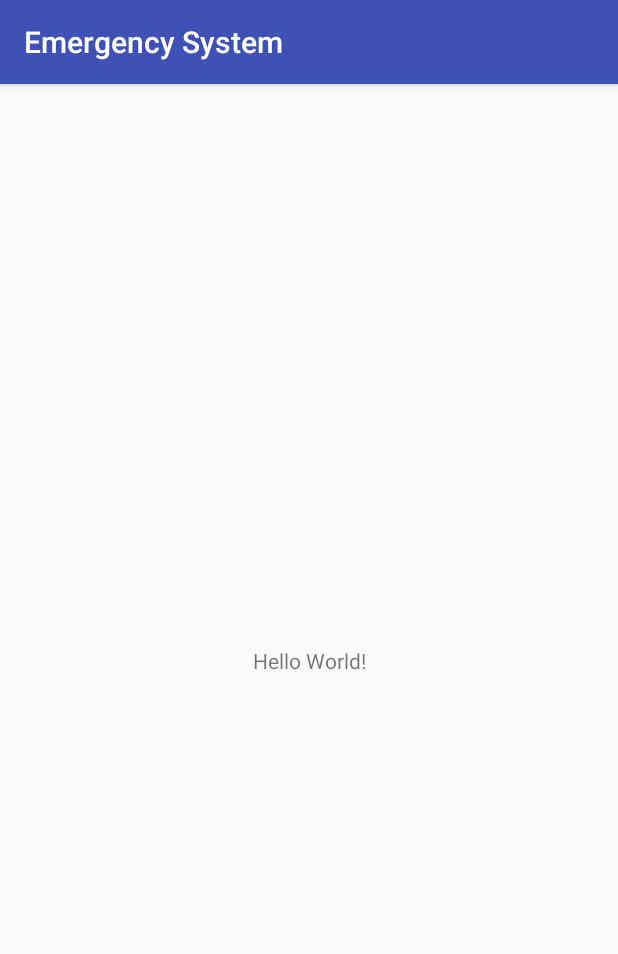
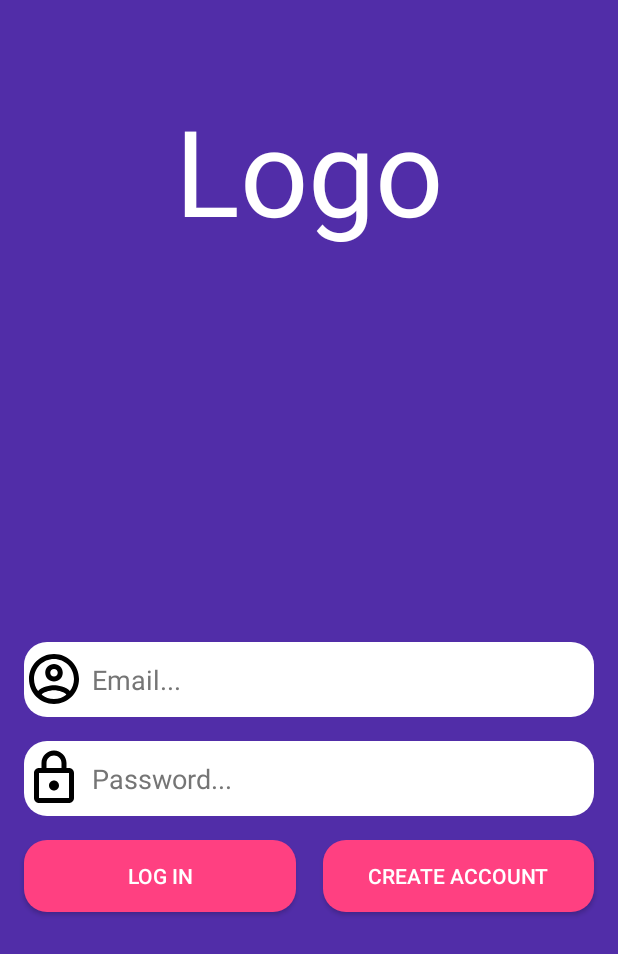
Before and after one commit to Loptt/pec-emergency-system, an Android app: the screen it shows after launch (LoginActivity), on a phone screen of 412 x 824 dp. Shown: the top 954 px of the screen. Run offline under Robolectric (Android 15) with nearby library versions, the phone set to English and light mode, and no system bars.

Commit message:
App Update

```diff
--- /dev/null
+++ b/App/EmergencySystem/app/src/main/res/drawable/ic_outline_account_circle_24px.xml
@@ -0,0 +1,12 @@
+<vector xmlns:android="http://schemas.android.com/apk/res/android"
+    android:width="40dp"
+    android:height="40dp"
+    android:viewportWidth="24"
+    android:viewportHeight="24">
+  <path
+      android:fillColor="#FF000000"
+      android:pathData="M12,2C6.48,2 2,6.48 2,12c0,5.52 4.48,10 10,10c5.52,0 10,-4.48 10,-10C22,6.48 17.52,2 12,2zM7.07,18.28c0.43,-0.9 3.05,-1.78 4.93,-1.78s4.51,0.88 4.93,1.78C15.57,19.36 13.86,20 12,20S8.43,19.36 7.07,18.28zM18.36,16.83c-1.43,-1.74 -4.9,-2.33 -6.36,-2.33s-4.93,0.59 -6.36,2.33C4.62,15.49 4,13.82 4,12c0,-4.41 3.59,-8 8,-8c4.41,0 8,3.59 8,8C20,13.82 19.38,15.49 18.36,16.83z"/>
+  <path
+      android:fillColor="#FF000000"
+      android:pathData="M12,6c-1.94,0 -3.5,1.56 -3.5,3.5S10.06,13 12,13c1.94,0 3.5,-1.56 3.5,-3.5S13.94,6 12,6zM12,11c-0.83,0 -1.5,-0.67 -1.5,-1.5C10.5,8.67 11.17,8 12,8c0.83,0 1.5,0.67 1.5,1.5C13.5,10.33 12.83,11 12,11z"/>
+</vector>
--- /dev/null
+++ b/App/EmergencySystem/app/src/main/res/drawable/ic_outline_lock_24px.xml
@@ -0,0 +1,4 @@
+<vector android:height="40dp" android:viewportHeight="24"
+    android:viewportWidth="24" android:width="40dp" xmlns:android="http://schemas.android.com/apk/res/android">
+    <path android:fillColor="#FF000000" android:pathData="M18,8h-1V6c0,-2.76 -2.24,-5 -5,-5S7,3.24 7,6v2H6c-1.1,0 -2,0.9 -2,2v10c0,1.1 0.9,2 2,2h12c1.1,0 2,-0.9 2,-2V10C20,8.9 19.1,8 18,8zM9,6c0,-1.66 1.34,-3 3,-3s3,1.34 3,3v2H9V6zM18,20H6V10h12V20zM12,17c1.1,0 2,-0.9 2,-2c0,-1.1 -0.9,-2 -2,-2c-1.1,0 -2,0.9 -2,2C10,16.1 10.9,17 12,17z"/>
+</vector>
--- /dev/null
+++ b/App/EmergencySystem/app/src/main/res/drawable/rounded_button.xml
@@ -0,0 +1,10 @@
+<?xml version="1.0" encoding="utf-8"?>
+<shape xmlns:android="http://schemas.android.com/apk/res/android"
+    android:shape="rectangle" android:padding="10dp">
+    <solid android:color="@color/colorAccent"/>
+    <corners
+        android:bottomLeftRadius="15dp"
+        android:bottomRightRadius="15dp"
+        android:topLeftRadius="15dp"
+        android:topRightRadius="15dp"/>
+</shape>
--- /dev/null
+++ b/App/EmergencySystem/app/src/main/res/drawable/rounded_edit_text.xml
@@ -0,0 +1,10 @@
+<?xml version="1.0" encoding="utf-8"?>
+<shape xmlns:android="http://schemas.android.com/apk/res/android"
+    android:shape="rectangle" android:padding="10dp">
+    <solid android:color="@color/colorTextIcons" />
+    <corners
+        android:bottomRightRadius="15dp"
+        android:bottomLeftRadius="15dp"
+        android:topLeftRadius="15dp"
+        android:topRightRadius="15dp"/>
+</shape>
--- a/App/EmergencySystem/app/src/main/res/layout/activity_login.xml
+++ b/App/EmergencySystem/app/src/main/res/layout/activity_login.xml
@@ -4,15 +4,103 @@
     xmlns:tools="http://schemas.android.com/tools"
     android:layout_width="match_parent"
     android:layout_height="match_parent"
+    android:background="@color/colorPrimaryDark"
     tools:context=".LoginActivity">
 
     <TextView
+        android:id="@+id/Logo_Text"
         android:layout_width="wrap_content"
         android:layout_height="wrap_content"
-        android:text="Hello World!"
-        app:layout_constraintBottom_toBottomOf="parent"
-        app:layout_constraintLeft_toLeftOf="parent"
-        app:layout_constraintRight_toRightOf="parent"
+        android:layout_marginEnd="8dp"
+        android:layout_marginLeft="8dp"
+        android:layout_marginRight="8dp"
+        android:layout_marginStart="8dp"
+        android:layout_marginTop="60dp"
+        android:text="@string/Logo_Text"
+        android:textColor="@color/colorTextIcons"
+        android:textSize="80dp"
+        app:layout_constraintEnd_toEndOf="parent"
+        app:layout_constraintStart_toStartOf="parent"
         app:layout_constraintTop_toTopOf="parent" />
 
+    <EditText
+        android:id="@+id/passwordField"
+        android:layout_width="0dp"
+        android:layout_height="50dp"
+        android:layout_marginEnd="16dp"
+        android:layout_marginLeft="16dp"
+        android:layout_marginRight="16dp"
+        android:layout_marginStart="16dp"
+        android:layout_marginTop="16dp"
+        android:background="@drawable/rounded_edit_text"
+        android:drawableLeft="@drawable/ic_outline_lock_24px"
+        android:drawablePadding="5dp"
+        android:drawableStart="@drawable/ic_outline_lock_24px"
+        android:inputType="textPassword"
+        android:hint="@string/password_hint"
+        android:textColorHint="@color/colorSecondaryText"
+        app:layout_constraintEnd_toEndOf="parent"
+        app:layout_constraintHorizontal_bias="0.502"
+        app:layout_constraintStart_toStartOf="parent"
+        app:layout_constraintTop_toBottomOf="@+id/emailField" />
+
+    <Button
+        android:id="@+id/LogIn_Button"
+        android:layout_width="0dp"
+        android:layout_height="wrap_content"
+        android:layout_marginEnd="8dp"
+        android:layout_marginLeft="16dp"
+        android:layout_marginRight="8dp"
+        android:layout_marginStart="16dp"
+        android:layout_marginTop="16dp"
+        android:text="@string/loginb_text"
+        android:textColor="@color/colorTextIcons"
+        android:background="@drawable/rounded_button"
+        app:layout_constraintEnd_toStartOf="@+id/SignUp_Button"
+        app:layout_constraintStart_toStartOf="parent"
+        app:layout_constraintTop_toBottomOf="@+id/passwordField" />
+
+    <Button
+        android:id="@+id/SignUp_Button"
+        android:layout_width="0dp"
+        android:layout_height="wrap_content"
+        android:layout_marginEnd="16dp"
+        android:layout_marginLeft="10dp"
+        android:layout_marginRight="16dp"
+        android:layout_marginStart="10dp"
+        android:text="@string/signupb_text"
+        android:textColor="@color/colorTextIcons"
+        android:background="@drawable/rounded_button"
+        app:layout_constraintBaseline_toBaselineOf="@+id/LogIn_Button"
+        app:layout_constraintEnd_toEndOf="parent"
+        app:layout_constraintStart_toEndOf="@+id/LogIn_Button" />
+
+    <EditText
+        android:id="@+id/emailField"
+        android:layout_width="0dp"
+        android:layout_height="50dp"
+        android:layout_marginEnd="16dp"
+        android:layout_marginLeft="16dp"
+        android:layout_marginRight="16dp"
+        android:layout_marginStart="16dp"
+        android:layout_marginTop="16dp"
+        android:background="@drawable/rounded_edit_text"
+        android:drawableLeft="@drawable/ic_outline_account_circle_24px"
+        android:drawablePadding="5dp"
+        android:drawableStart="@drawable/ic_outline_account_circle_24px"
+        android:inputType="textEmailAddress"
+        android:hint="@string/email_hint"
+        android:textColorHint="@color/colorSecondaryText"
+        app:layout_constraintEnd_toEndOf="parent"
+        app:layout_constraintHorizontal_bias="0.0"
+        app:layout_constraintStart_toStartOf="parent"
+        app:layout_constraintTop_toTopOf="@+id/guideline2" />
+
+    <android.support.constraint.Guideline
+        android:id="@+id/guideline2"
+        android:layout_width="wrap_content"
+        android:layout_height="wrap_content"
+        android:orientation="horizontal"
+        app:layout_constraintGuide_percent="0.50" />
+
 </android.support.constraint.ConstraintLayout>
--- a/App/EmergencySystem/app/src/main/res/values/colors.xml
+++ b/App/EmergencySystem/app/src/main/res/values/colors.xml
@@ -1,6 +1,11 @@
 <?xml version="1.0" encoding="utf-8"?>
 <resources>
-    <color name="colorPrimary">#3F51B5</color>
-    <color name="colorPrimaryDark">#303F9F</color>
+    <color name="colorPrimary">#673AB7</color>
+    <color name="colorPrimaryDark">#512DA8</color>
+    <color name="colorPrimaryLight">#D1C4E9</color>
+    <color name="colorTextIcons">#FFFFFF</color>
     <color name="colorAccent">#FF4081</color>
+    <color name="colorPrimaryText">#212121</color>
+    <color name="colorSecondaryText">#757575</color>
+    <color name="colorDivider">#BDBDBD</color>
 </resources>
--- a/App/EmergencySystem/app/src/main/res/values/strings.xml
+++ b/App/EmergencySystem/app/src/main/res/values/strings.xml
@@ -1,3 +1,9 @@
 <resources>
     <string name="app_name">Emergency System</string>
+    <string name="Welcome_Text">Welcome!</string>
+    <string name="Logo_Text">Logo</string>
+    <string name="email_hint">Email...</string>
+    <string name="password_hint">Password...</string>
+    <string name="loginb_text">Log In</string>
+    <string name="signupb_text">Create Account</string>
 </resources>
--- a/App/EmergencySystem/app/src/main/res/values/styles.xml
+++ b/App/EmergencySystem/app/src/main/res/values/styles.xml
@@ -1,7 +1,7 @@
 <resources>
 
     <!-- Base application theme. -->
-    <style name="AppTheme" parent="Theme.AppCompat.Light.DarkActionBar">
+    <style name="AppTheme" parent="Theme.AppCompat.Light.NoActionBar">
         <!-- Customize your theme here. -->
         <item name="colorPrimary">@color/colorPrimary</item>
         <item name="colorPrimaryDark">@color/colorPrimaryDark</item>
```
